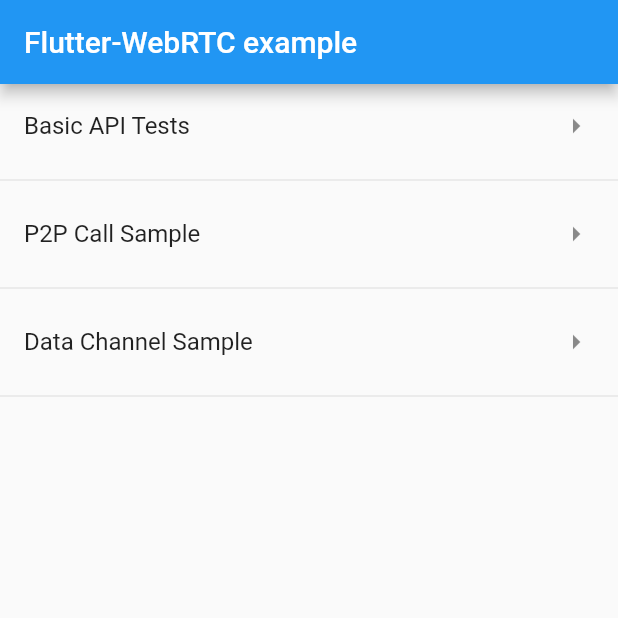
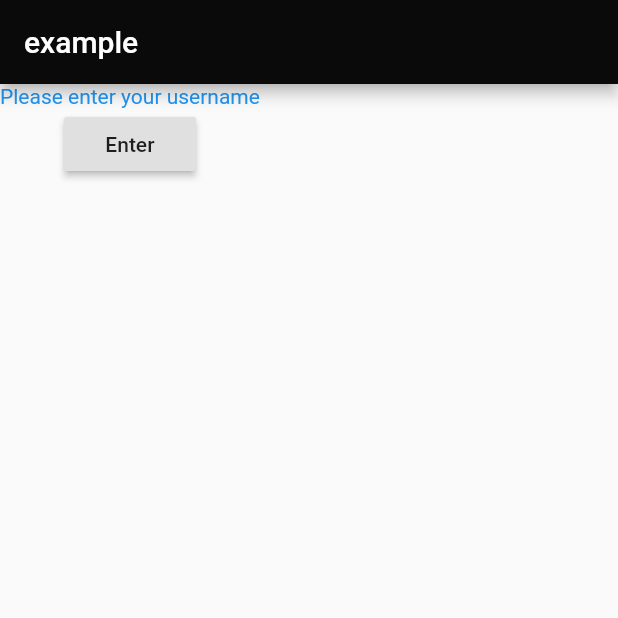
Before and after one commit to ArlanchikDrey/TestWebRTCFlutter, a Flutter app: the screen it shows after launch, on a phone screen of 412 x 824 dp, the top half of it. Run offline on Flutter 3.47's test engine with Material 2 defaults, Android fonts, the phone set to English and light mode, and no system bars; our stand-ins replace flutter_i18n; missing offline and left inert: flutter_webrtc.

Commit message:
added translate

```diff
--- /dev/null
+++ b/assets/locales/en.json
@@ -0,0 +1,6 @@
+{
+	"first_page": {
+        "enter": "Enter",
+		"invalid_name": "Please enter your username"
+	}
+}
--- /dev/null
+++ b/assets/locales/ru.json
@@ -0,0 +1,6 @@
+{
+	"first_page": {
+        "enter": "Войти",
+		"invalid_name": "Пожалуйста, введите имя пользователя"
+	}
+}
--- /dev/null
+++ b/lib/agora/utils/utils.dart
@@ -0,0 +1,18 @@
+import 'package:flutter/material.dart';
+import 'package:quiver/strings.dart';
+
+Color string2Color(String colorString) {
+  int value = 0x00000000;
+  if (isNotEmpty(colorString)) {
+    if (colorString[0] == '#') {
+      colorString = colorString.substring(1);
+    }
+    value = int.tryParse(colorString, radix: 16);
+    if (value != null) {
+      if (value < 0xFF000000) {
+        value += 0xFF000000;
+      }
+    }
+  }
+  return Color(value);
+}
--- a/lib/main.dart
+++ b/lib/main.dart
@@ -1,14 +1,79 @@
 import 'package:flutter/material.dart';
-import 'package:mywebrtc/GetUserMediaSample.dart';
+import 'package:flutter_i18n/flutter_i18n.dart';
+import 'package:flutter_localizations/flutter_localizations.dart';
+import 'agora/utils/utils.dart';
+/*import 'package:mywebrtc/GetUserMediaSample.dart';
 import 'package:mywebrtc/src/basic_sample/basic_sample.dart';
 import 'package:mywebrtc/src/call_sample/call_sample.dart';
 import 'package:mywebrtc/src/call_sample/data_channel_sample.dart';
 import 'package:mywebrtc/src/route_item.dart';
-import 'package:shared_preferences/shared_preferences.dart';
+import 'package:shared_preferences/shared_preferences.dart';*/
 
 void main() => runApp(MyApp());
 
-class MyApp extends StatefulWidget {
+class MyApp extends StatefulWidget{
+  @override
+  State<StatefulWidget> createState() => MyAppState(false);
+}
+
+class MyAppState extends State<MyApp>{
+  bool isColored;
+
+  MyAppState(this.isColored);
+
+  @override
+  Widget build(BuildContext context) {
+    return MaterialApp(
+      debugShowCheckedModeBanner: false,
+      theme: mDefaultTheme,
+      localizationsDelegates: <LocalizationsDelegate>[
+		    FlutterI18nDelegate(translationLoader: FileTranslationLoader(
+          fallbackFile: "ru",
+          basePath: "assets/locales",
+        )),
+		    GlobalMaterialLocalizations.delegate,
+		    GlobalWidgetsLocalizations.delegate,
+		    GlobalCupertinoLocalizations.delegate
+	    ],
+	    supportedLocales: <Locale>[
+	    	const Locale("en", "US"),
+	    	const Locale("ru", "RU")
+	    ],
+      home: Scaffold(
+         appBar: AppBar(
+            title: Text('example'),
+          ),
+         body: Column(
+           children: <Widget>[
+          I18nText(
+            'first_page.invalid_name',
+            child: Text(
+              "",
+              style: TextStyle(color: isColored ? Colors.red : Colors.blue),
+          )),
+          RaisedButton(
+            child: I18nText(
+              'first_page.enter',
+              child: Text(
+              ""
+            )),
+            onPressed: () {
+            setState(() {
+              isColored=!isColored;
+            });
+          })
+          ]
+         )
+      ),
+    );
+  }
+}
+
+final ThemeData mDefaultTheme = ThemeData(
+  primaryColor: string2Color('#0a0a0a'),
+);
+
+/*class MyApp extends StatefulWidget {
   @override
   _MyAppState createState() => new _MyAppState();
 }
@@ -143,4 +208,4 @@ class _MyAppState extends State<MyApp> {
           }),
     ];
   }
-}
+}*/
```
Also changed, not shown: pubspec.yaml (+6 -1 lines), pubspec.lock, 1 other file.
